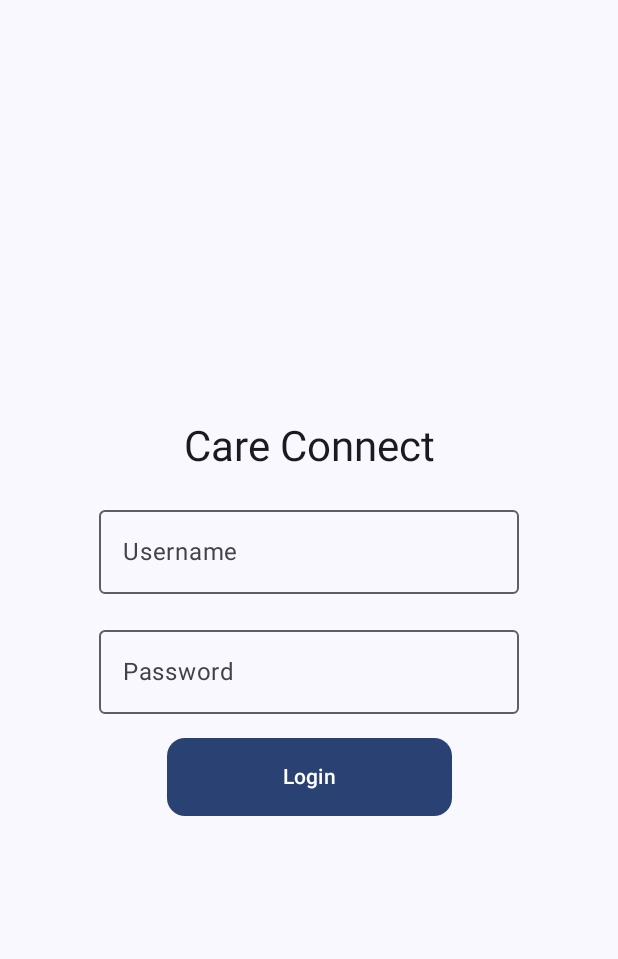
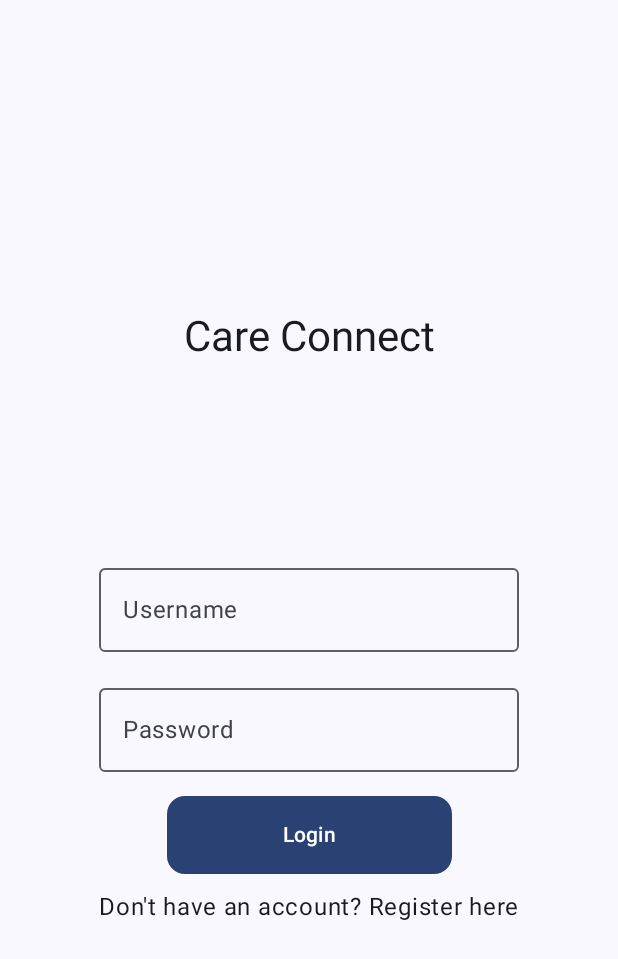
Before and after one commit to Reilly00/Universal-Design-Project, an Android app built with Jetpack Compose: the screen it shows after launch (MainActivity), on a phone screen of 412 x 824 dp. Shown: the top 959 px of the screen. Run offline under Robolectric (Android 15) with nearby library versions, the phone set to English and light mode, and no system bars.

Commit message:
Modification to layout and Register text added

```diff
--- a/Mobile Integration/CareConnectApp/app/src/main/java/com/example/careconnect/MainActivity.kt
+++ b/Mobile Integration/CareConnectApp/app/src/main/java/com/example/careconnect/MainActivity.kt
@@ -42,8 +42,12 @@ fun LoginScreen() {
         verticalArrangement = Arrangement.Center,
         horizontalAlignment = Alignment.CenterHorizontally
     ) {
-        Text(text = "Care Connect", style = MaterialTheme.typography.headlineMedium)
-        Spacer(modifier = Modifier.height(16.dp))
+        Spacer(modifier = Modifier.weight(1f))
+        Text(
+            text = "Care Connect",
+            style = MaterialTheme.typography.headlineMedium
+        )
+        Spacer(modifier = Modifier.height(128.dp))
         OutlinedTextField(
             value = username,
             onValueChange = { username = it },
@@ -67,6 +71,9 @@ fun LoginScreen() {
         ) {
             Text(text = "Login")
         }
+        Spacer(modifier = Modifier.height(10.dp))
+        Text(text = "Don't have an account? Register here")
+        Spacer(modifier = Modifier.weight(1f)) // Flexible spacer to balance the content
     }
 }
 
```
